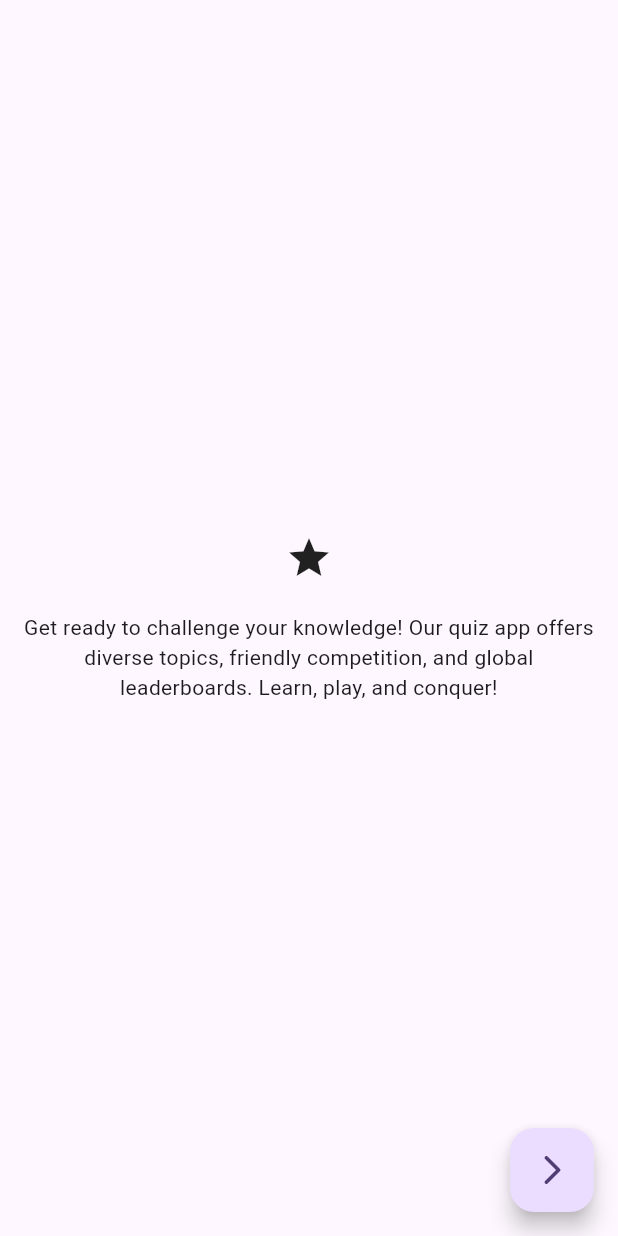
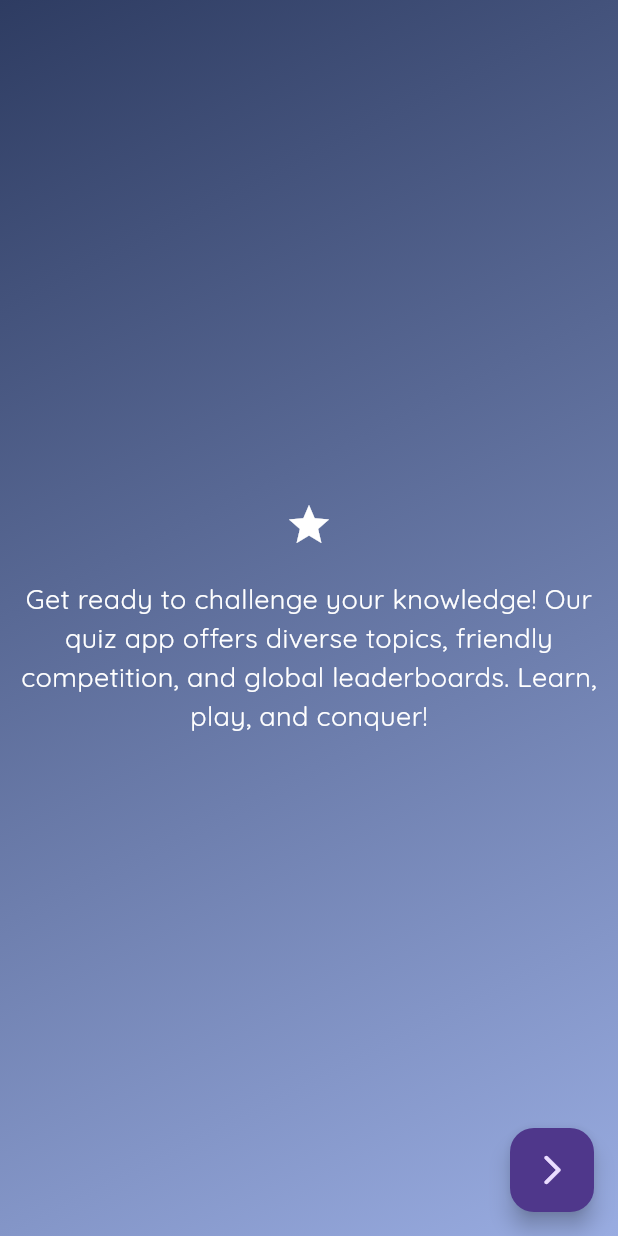
Before and after one commit to shaderone/quizapp, a Flutter app: the screen it shows after launch, on a phone screen of 412 x 824 dp. Run offline on Flutter 3.47's test engine with Material 3 defaults, Android fonts, the phone set to English and light mode, and no system bars; our stand-ins replace cloud_firestore, firebase_core, get, google_fonts; accounts and stored records are empty; project files that could hold a hidden picture were left out.

Commit message:
configure theme : set dark and light modes

```diff
--- a/lib/bindings/initial_bindings.dart
+++ b/lib/bindings/initial_bindings.dart
@@ -1,10 +1,12 @@
 import 'package:get/get.dart';
 import 'package:quiz_app/controllers/auth_controller.dart';
+import 'package:quiz_app/controllers/theme_controller/theme_controller.dart';
 
 class InitialBindings implements Bindings {
   @override
   void dependencies() {
     // ** here we inject the controllers in the app
+    Get.put(ThemeController());
     Get.put(AuthController(), permanent: true);
   }
 }
--- /dev/null
+++ b/lib/config/Themes/app_dark_theme.dart
@@ -0,0 +1,21 @@
+import 'package:flutter/material.dart';
+import 'package:quiz_app/config/Themes/app_light_theme.dart';
+import 'sub_theme_data_mixin.dart';
+
+const Color primaryColorDark = Color(0xFF2e3c62);
+const Color primaryColorDarkSub = Color(0xFF99ace1);
+//const Color primaryTextColorDark = Color.fromARGB(255, 228, 228, 228);
+
+class DarkThemeData with SubThemeData {
+  //This method will create the lightTheme
+  ThemeData buildDarkTheme() {
+    ThemeData systemDarkTheme = ThemeData.dark();
+    return systemDarkTheme.copyWith(
+      iconTheme: getIconTheme(),
+      textTheme: getTextTheme().apply(
+        displayColor: primaryTextColorLight,
+        bodyColor: primaryTextColorLight,
+      ),
+    );
+  }
+}
--- /dev/null
+++ b/lib/config/Themes/app_light_theme.dart
@@ -0,0 +1,20 @@
+import 'package:flutter/material.dart';
+import 'package:quiz_app/config/Themes/sub_theme_data_mixin.dart';
+
+const Color primaryColorLight = Color(0xFF3ac3cb);
+const Color primaryColorLightSub = Color(0xFFf85187);
+const Color primaryTextColorLight = Color.fromARGB(255, 40, 40, 40);
+
+class LightThemeData with SubThemeData {
+  //This method will create the lightTheme
+  ThemeData buildLightTheme() {
+    ThemeData systemLightTheme = ThemeData.light();
+    return systemLightTheme.copyWith(
+      iconTheme: getIconTheme(),
+      textTheme: getTextTheme().apply(
+        displayColor: primaryTextColorLight,
+        bodyColor: primaryTextColorLight,
+      ),
+    );
+  }
+}
--- /dev/null
+++ b/lib/controllers/theme_controller/theme_controller.dart
@@ -0,0 +1,23 @@
+import 'package:flutter/material.dart';
+import 'package:get/get.dart';
+import 'package:quiz_app/config/Themes/app_dark_theme.dart';
+import 'package:quiz_app/config/Themes/app_light_theme.dart';
+
+class ThemeController extends GetxController {
+  late ThemeData _lightTheme;
+  late ThemeData _darkTheme;
+
+  @override
+  void onInit() {
+    initializeTheme();
+    super.onInit();
+  }
+
+  void initializeTheme() {
+    _lightTheme = LightThemeData().buildLightTheme();
+    _darkTheme = DarkThemeData().buildDarkTheme();
+  }
+
+  ThemeData get darkTheme => _darkTheme;
+  ThemeData get lightTheme => _lightTheme;
+}
--- a/lib/main.dart
+++ b/lib/main.dart
@@ -2,6 +2,7 @@ import 'package:firebase_core/firebase_core.dart';
 import 'package:flutter/material.dart';
 import 'package:get/get.dart';
 import 'package:quiz_app/bindings/initial_bindings.dart';
+import 'package:quiz_app/controllers/theme_controller/theme_controller.dart';
 import 'package:quiz_app/firebase_options.dart';
 import 'package:quiz_app/routes/app_routes.dart';
 
@@ -20,14 +21,7 @@ class Root extends StatelessWidget {
   Widget build(BuildContext context) {
     return GetMaterialApp(
       title: 'Flutter Demo',
-      theme: ThemeData(
-        //textTheme: const TextTheme(
-        //  bodyMedium: TextStyle(color: Colors.white),
-        //),
-        //scaffoldBackgroundColor: const Color.fromARGB(255, 30, 31, 45),
-        colorScheme: ColorScheme.fromSeed(seedColor: Colors.deepPurple),
-        useMaterial3: true,
-      ),
+      theme: Get.find<ThemeController>().darkTheme,
       debugShowCheckedModeBanner: false,
       //home: DataUploaderScreen(),
       getPages: AppRoutes.routes,
--- a/lib/screens/onboarding_screen.dart
+++ b/lib/screens/onboarding_screen.dart
@@ -23,6 +23,10 @@ class OnboardingScreen extends StatelessWidget {
               Text(
                 "Get ready to challenge your knowledge! Our quiz app offers diverse topics, friendly competition, and global leaderboards. Learn, play, and conquer!",
                 textAlign: TextAlign.center,
+                style: TextStyle(
+                  color: ksurfaceTextColor,
+                  fontSize: 18,
+                ),
               ),
             ],
           ),
--- a/pubspec.yaml
+++ b/pubspec.yaml
@@ -27,6 +27,7 @@ dependencies:
   flutter:
     sdk: flutter
   get: ^4.6.6
+  google_fonts: ^6.2.0
 
 dev_dependencies:
   flutter_lints: ^3.0.0
```
Also changed, not shown: lib/config/Themes/app_colors.dart (added, +30 -0 lines), lib/config/Themes/sub_theme_data_mixin.dart (added, +19 -0 lines), lib/config/Themes/ui_parameters.dart (added, +9 -0 lines), pubspec.lock, 1 other file.
